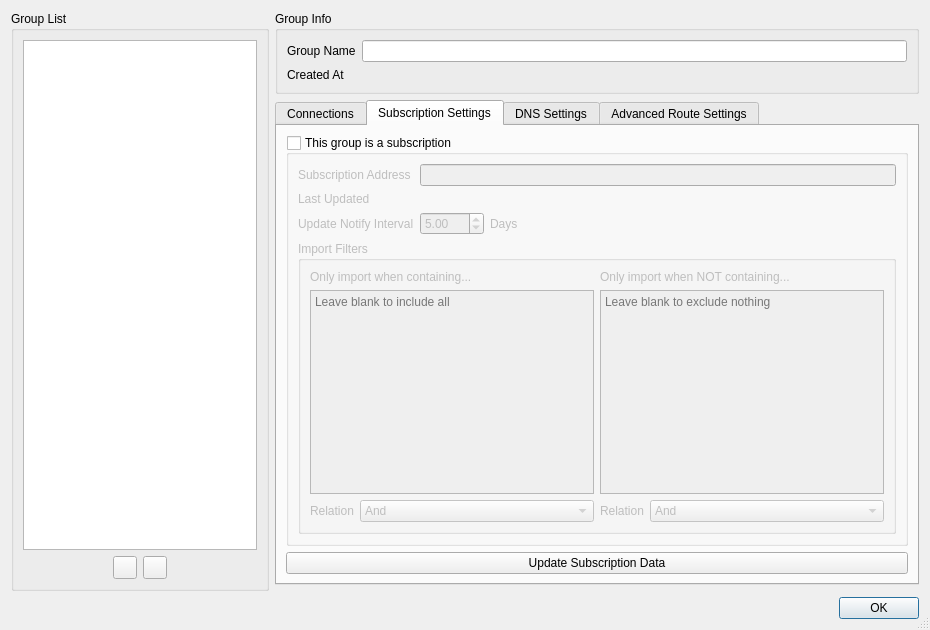
Above: src/ui/windows/w_GroupManager.ui from Qv2ray/Qv2ray before the change. Below: the same form after it.
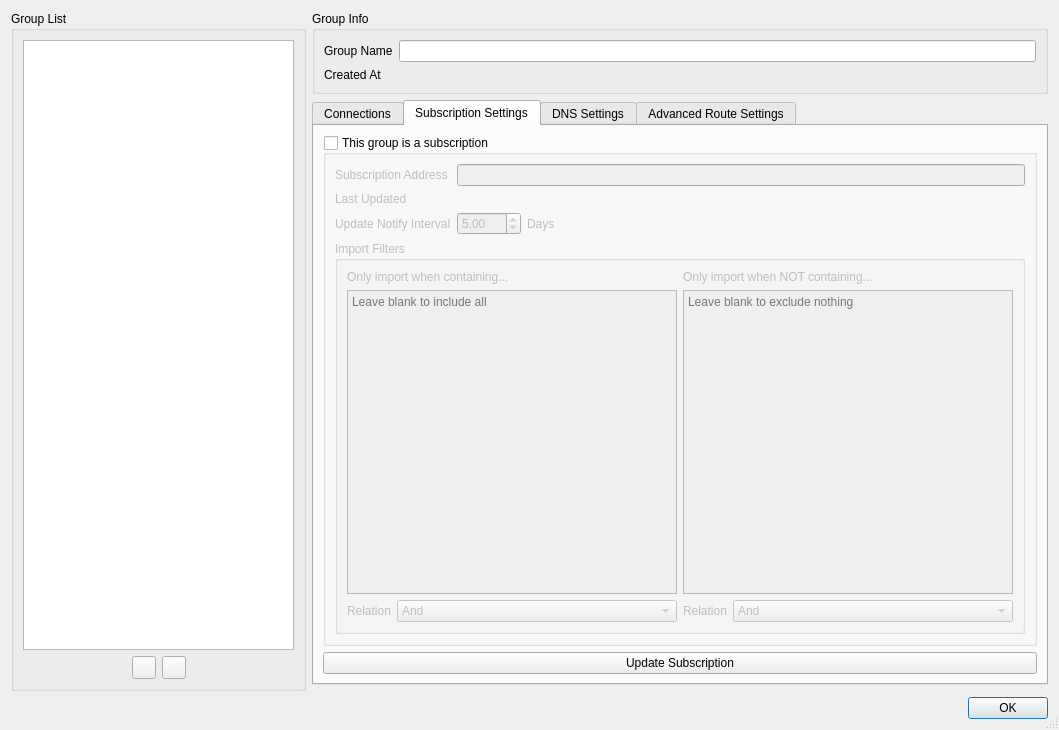
That is the form after the change. The open tabs and pages were chosen to show the change. Icons and pictures are not drawn.

Commit message: add: added final group routing support

What changed in the file:
```diff
--- a/src/ui/windows/w_GroupManager.ui
+++ b/src/ui/windows/w_GroupManager.ui
@@ -6,14 +6,14 @@
    <rect>
     <x>0</x>
     <y>0</y>
-    <width>930</width>
-    <height>630</height>
+    <width>1059</width>
+    <height>730</height>
    </rect>
   </property>
   <property name="minimumSize">
    <size>
-    <width>930</width>
-    <height>630</height>
+    <width>1000</width>
+    <height>730</height>
    </size>
   </property>
   <property name="windowTitle">
@@ -393,7 +393,7 @@
        <item>
         <widget class="QPushButton" name="updateButton">
          <property name="text">
-          <string>Update Subscription Data</string>
+          <string>Update Subscription</string>
          </property>
         </widget>
        </item>
```
Left out of the diff: 6 changed lines with no effect on the pictures. The commit also changes 8 other files.
